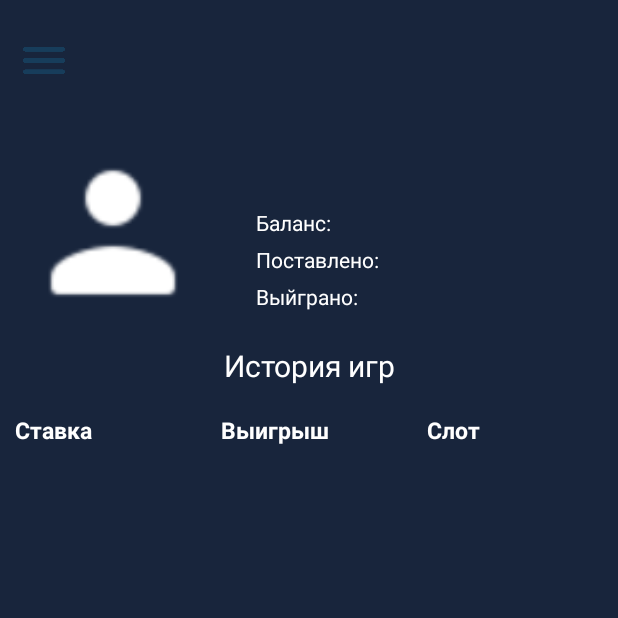
After one commit to VashaAkulka/FortunaFun, an Android app: the ProfileActivity screen opened directly, with no data from a screen before it, on a phone screen of 412 x 824 dp, the top half of it. The commit adds this screen. Run offline under Robolectric (Android 15) with nearby library versions, the phone set to English and light mode, and no system bars.

```diff
--- a/app/build.gradle
+++ b/app/build.gradle
@@ -29,7 +29,6 @@ android {
 }
 
 dependencies {
-
     implementation 'androidx.appcompat:appcompat:1.6.1'
     implementation 'com.google.android.material:material:1.5.0'
     implementation 'androidx.constraintlayout:constraintlayout:2.1.4'
--- /dev/null
+++ b/app/src/main/java/com/example/roulet/CustomProfileAdapter.java
@@ -0,0 +1,4 @@
+package com.example.roulet;
+
+public class CustomProfileAdapter {
+}
--- a/app/src/main/java/com/example/roulet/DBHelper.java
+++ b/app/src/main/java/com/example/roulet/DBHelper.java
@@ -18,6 +18,9 @@ public class DBHelper extends SQLiteOpenHelper {
     public static final String KEY_PASSWORD = "password";
     public static final String KEY_MAIL = "mail";
     public static final String KEY_FANTIKI = "fantiki";
+    public static final String KEY_AVATAR = "avatar";
+    public static final String KEY_WIN = "win";
+    public static final String KEY_PLAY = "play";
 
 
     public static final String TABLE_NAME_ACHIEVEMENT = "Achievement";
@@ -33,7 +36,7 @@ public class DBHelper extends SQLiteOpenHelper {
     @Override
     public void onCreate(SQLiteDatabase db) {
         db.execSQL("create table " + TABLE_NAME + " (" + KEY_ID + " integer primary key, " + KEY_NAME + " text, " + KEY_PASSWORD + " text, " +
-                KEY_MAIL + " text, " + KEY_FANTIKI + " real)");
+                KEY_MAIL + " text, " + KEY_FANTIKI + " real, " + KEY_AVATAR + " text, " + KEY_PLAY + " real, " + KEY_WIN + " real)");
 
         db.execSQL("create table " + TABLE_NAME_ACHIEVEMENT + " (" + KEY_NAME_USER + " text, " + KEY_ID_ACHIEVEMENT + " integer)");
     }
--- a/app/src/main/java/com/example/roulet/DataBase.java
+++ b/app/src/main/java/com/example/roulet/DataBase.java
@@ -5,6 +5,8 @@ import android.content.ContentValues;
 import android.content.Context;
 import android.database.Cursor;
 import android.database.sqlite.SQLiteDatabase;
+import android.database.sqlite.SQLiteStatement;
+import android.text.TextUtils;
 import android.view.View;
 import android.widget.Button;
 import android.widget.EditText;
@@ -218,11 +220,12 @@ public class DataBase {
     public static void deleteUser(int i) {
         String selection = DBHelper.KEY_ID + " = ?";
         String[] selectionArgs = {String.valueOf(i)};
-        database.delete(DBHelper.TABLE_NAME, selection, selectionArgs);
 
         String deleteQuery = "DELETE FROM " + DBHelper.TABLE_NAME_ACHIEVEMENT + " WHERE " + DBHelper.KEY_NAME_USER
                 + " IN (SELECT " + DBHelper.KEY_NAME + " FROM " + DBHelper.TABLE_NAME + " WHERE " + DBHelper.KEY_ID + " = ?)";
         database.execSQL(deleteQuery, selectionArgs);
+
+        database.delete(DBHelper.TABLE_NAME, selection, selectionArgs);
     }
 
     public static void editFantiki(int i, double currentValue) {
--- a/app/src/main/java/com/example/roulet/Menu.java
+++ b/app/src/main/java/com/example/roulet/Menu.java
@@ -25,6 +25,8 @@ public class Menu {
                     intent = new Intent(context, LessMoreActivity.class);
                 } else if (item.getItemId() == R.id.achievements) {
                     intent = new Intent(context, AchievementActivity.class);
+                } else if (item.getItemId() == R.id.profile) {
+                    intent = new Intent(context, ProfileActivity.class);
                 }
 
                 context.startActivity(intent);
--- /dev/null
+++ b/app/src/main/java/com/example/roulet/ProfileActivity.java
@@ -0,0 +1,47 @@
+package com.example.roulet;
+
+import androidx.activity.result.ActivityResultLauncher;
+import androidx.activity.result.contract.ActivityResultContracts;
+import androidx.appcompat.app.AppCompatActivity;
+import androidx.core.view.GravityCompat;
+import androidx.drawerlayout.widget.DrawerLayout;
+
+import android.content.Intent;
+import android.net.Uri;
+import android.os.Bundle;
+import android.provider.MediaStore;
+import android.view.View;
+import android.widget.ImageView;
+
+public class ProfileActivity extends AppCompatActivity {
+
+    @Override
+    protected void onCreate(Bundle savedInstanceState) {
+        super.onCreate(savedInstanceState);
+        setContentView(R.layout.activity_profile);
+
+        Menu.MenuInit(findViewById(R.id.navigation_profile), this);
+    }
+
+    public void navigationPanelProfile(View v) {
+        DrawerLayout drawerLayout = findViewById(R.id.navigation_profile);
+        drawerLayout.openDrawer(GravityCompat.START);
+    }
+
+
+
+    public void SetImage(View view) {
+        Intent intent = new Intent(Intent.ACTION_PICK, MediaStore.Images.Media.EXTERNAL_CONTENT_URI);
+        takeImage.launch(intent);
+    }
+
+    ActivityResultLauncher<Intent> takeImage = registerForActivityResult(
+            new ActivityResultContracts.StartActivityForResult(),
+            result -> {
+                if (result.getResultCode() == RESULT_OK && result.getData() != null) {
+                    Uri uri = result.getData().getData();
+                    ((ImageView)findViewById(R.id.profile_avatar)).setImageURI(uri);
+                }
+            }
+    );
+}
--- /dev/null
+++ b/app/src/main/res/layout/activity_profile.xml
@@ -0,0 +1,164 @@
+<?xml version="1.0" encoding="utf-8"?>
+<androidx.drawerlayout.widget.DrawerLayout xmlns:android="http://schemas.android.com/apk/res/android"
+    xmlns:app="http://schemas.android.com/apk/res-auto"
+    xmlns:tools="http://schemas.android.com/tools"
+    android:layout_width="match_parent"
+    android:layout_height="match_parent"
+    tools:context=".ProfileActivity"
+    android:background="#18253c">
+
+    <androidx.constraintlayout.widget.ConstraintLayout
+        android:layout_width="match_parent"
+        android:layout_height="match_parent">
+
+        <LinearLayout
+            android:id="@+id/linearLayout11"
+            android:layout_width="match_parent"
+            android:layout_height="80dp"
+            app:layout_constraintStart_toStartOf="parent"
+            app:layout_constraintTop_toTopOf="parent">
+
+            <ImageView
+                android:layout_width="28dp"
+                android:layout_height="50dp"
+                android:layout_margin="15dp"
+                android:onClick="navigationPanelProfile"
+                app:srcCompat="@drawable/icon_menu" />
+
+        </LinearLayout>
+
+        <LinearLayout
+            android:id="@+id/linearLayout9"
+            android:layout_width="match_parent"
+            android:layout_height="150dp"
+            app:layout_constraintStart_toStartOf="parent"
+            app:layout_constraintTop_toBottomOf="@+id/linearLayout11">
+
+            <ImageView
+                android:id="@+id/profile_avatar"
+                android:layout_width="0dp"
+                android:layout_height="match_parent"
+                android:layout_margin="20dp"
+                android:layout_weight="0.5"
+                android:onClick="SetImage"
+                app:srcCompat="@drawable/icon_name" />
+
+            <LinearLayout
+                android:layout_width="0dp"
+                android:layout_height="match_parent"
+                android:layout_margin="20dp"
+                android:layout_weight="1"
+                android:orientation="vertical">
+
+                <TextView
+                    android:layout_width="match_parent"
+                    android:layout_height="0dp"
+                    android:layout_weight="1.5"
+                    android:gravity="center"
+                    android:textColor="#FFFFFF"
+                    android:textSize="20sp"/>
+
+                <TextView
+                    android:layout_width="match_parent"
+                    android:layout_height="0dp"
+                    android:layout_weight="1"
+                    android:text="Баланс: "
+                    android:textColor="#FFFFFF"
+                    android:gravity="center|start"/>
+                <TextView
+                    android:layout_width="match_parent"
+                    android:layout_height="0dp"
+                    android:layout_weight="1"
+                    android:text="Поставлено: "
+                    android:textColor="#FFFFFF"
+                    android:gravity="center|start"/>
+                <TextView
+                    android:layout_width="match_parent"
+                    android:layout_height="0dp"
+                    android:layout_weight="1"
+                    android:text="Выйграно: "
+                    android:textColor="#FFFFFF"
+                    android:gravity="center|start"/>
+
+
+            </LinearLayout>
+
+        </LinearLayout>
+
+        <TextView
+            android:id="@+id/textView"
+            android:layout_width="match_parent"
+            android:layout_height="wrap_content"
+            android:gravity="center|bottom"
+            android:text="История игр"
+            android:textColor="#FFFFFF"
+            android:textSize="20dp"
+            app:layout_constraintStart_toStartOf="parent"
+            app:layout_constraintTop_toBottomOf="@+id/linearLayout9" />
+
+        <LinearLayout
+            android:id="@+id/linearLayout10"
+            android:layout_width="match_parent"
+            android:layout_height="50dp"
+            app:layout_constraintStart_toStartOf="parent"
+            app:layout_constraintTop_toBottomOf="@+id/textView">
+
+            <TextView
+                android:layout_width="0dp"
+                android:layout_height="match_parent"
+                android:layout_margin="10dp"
+                android:layout_weight="1"
+                android:gravity="bottom"
+                android:text="Ставка"
+                android:textColor="#FFFFFF"
+                android:textSize="15sp"
+                android:textStyle="bold" />
+
+            <TextView
+                android:layout_width="0dp"
+                android:layout_height="match_parent"
+                android:layout_margin="10dp"
+                android:layout_weight="1"
+                android:gravity="bottom"
+                android:text="Выигрыш"
+                android:textColor="#FFFFFF"
+                android:textSize="15sp"
+                android:textStyle="bold" />
+
+            <TextView
+                android:layout_width="0dp"
+                android:layout_height="match_parent"
+                android:layout_margin="10dp"
+                android:layout_weight="1"
+                android:gravity="bottom"
+                android:text="Слот"
+                android:textColor="#FFFFFF"
+                android:textSize="15sp"
+                android:textStyle="bold" />
+        </LinearLayout>
+
+        <ListView
+            android:id="@+id/profile_list"
+            android:layout_width="0dp"
+            android:layout_height="0dp"
+            android:dividerHeight="0dp"
+            android:scrollbars="none"
+            app:layout_constraintBottom_toBottomOf="parent"
+            app:layout_constraintEnd_toEndOf="parent"
+            app:layout_constraintStart_toStartOf="parent"
+            app:layout_constraintTop_toBottomOf="@+id/linearLayout10" />
+
+    </androidx.constraintlayout.widget.ConstraintLayout>
+
+    <com.google.android.material.navigation.NavigationView
+        android:id="@+id/navigation_profile"
+        android:layout_width="250dp"
+        android:layout_height="match_parent"
+        android:layout_gravity="start"
+        app:menu="@menu/main_menu"
+        android:background="#1a4769"
+        app:itemIconTint="#FFFFFFFF"
+        app:itemTextColor="#FFFFFFFF" />
+
+
+</androidx.drawerlayout.widget.DrawerLayout>
--- /dev/null
+++ b/app/src/main/res/layout/custom_profile_list.xml
@@ -0,0 +1,44 @@
+<?xml version="1.0" encoding="utf-8"?>
+<LinearLayout xmlns:android="http://schemas.android.com/apk/res/android"
+    xmlns:app="http://schemas.android.com/apk/res-auto"
+    android:layout_width="match_parent"
+    android:layout_height="match_parent"
+    android:background="#173d5b">
+
+    <LinearLayout
+        android:layout_width="match_parent"
+        android:layout_height="match_parent">
+
+        <TextView
+            android:id="@+id/profile_bet"
+            android:layout_width="0dp"
+            android:layout_height="match_parent"
+            android:layout_weight="1"
+            android:textColor="#FFFFFF"
+            android:textSize="12sp"
+            android:gravity="center|start"
+            android:layout_margin="10dp"/>
+
+        <TextView
+            android:id="@+id/profile_win"
+            android:layout_width="0dp"
+            android:layout_height="match_parent"
+            android:layout_weight="1"
+            android:textColor="#FFFFFF"
+            android:textSize="12sp"
+            android:gravity="center|start"
+            android:layout_margin="10dp"/>
+
+        <TextView
+            android:id="@+id/profile_slot"
+            android:layout_width="0dp"
+            android:layout_height="match_parent"
+            android:layout_weight="1"
+            android:textColor="#FFFFFF"
+            android:textSize="12sp"
+            android:gravity="center|start"
+            android:layout_margin="10dp"/>
+
+    </LinearLayout>
+
+</LinearLayout>
--- a/app/src/main/res/menu/main_menu.xml
+++ b/app/src/main/res/menu/main_menu.xml
@@ -1,23 +1,26 @@
 <?xml version="1.0" encoding="utf-8"?>
 <menu xmlns:android="http://schemas.android.com/apk/res/android">
     <item
+        android:id = "@+id/profile"
+        android:title="Профиль" />
+    <item
         android:id = "@+id/home_page"
-        android:title="Home page" />
+        android:title="Главная страница" />
     <item
         android:id = "@+id/achievements"
-        android:title="Achievements" />
+        android:title="Достижения" />
     <item
         android:id = "@+id/leader_board"
-        android:title="Leader board" />
+        android:title="Таблица лидеров" />
 
     <item
         android:id = "@+id/menu_roulette"
         android:icon="@drawable/icon_roulette"
-        android:title="Roulette" />
+        android:title="Веселый барабан" />
 
     <item
         android:id = "@+id/menu_more_less"
         android:icon="@drawable/icon_hilo"
-        android:title="More Less" />
+        android:title="Больше Меньше" />
 
 </menu>
```
Also changed, not shown: app/src/main/AndroidManifest.xml (+7 -1 lines).
